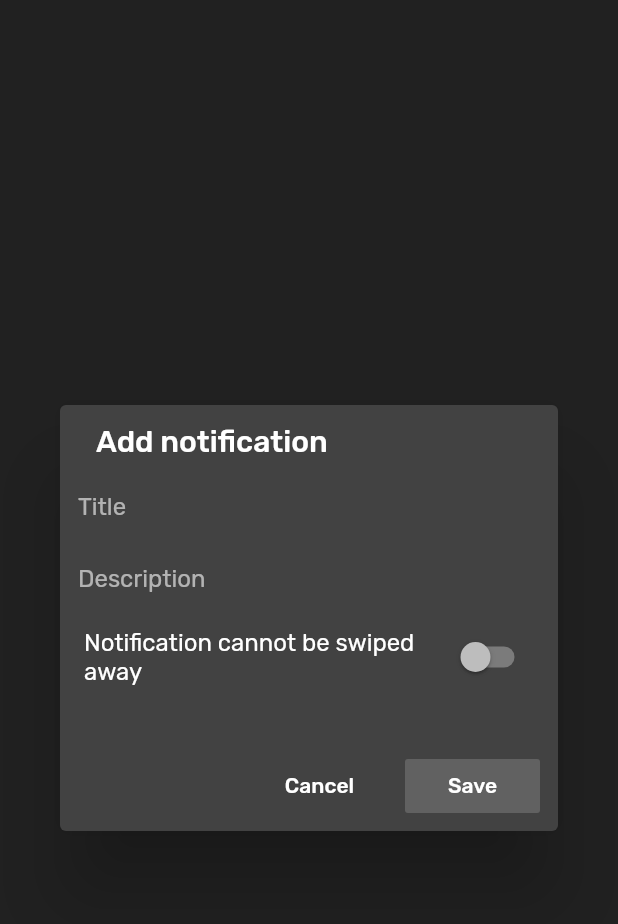
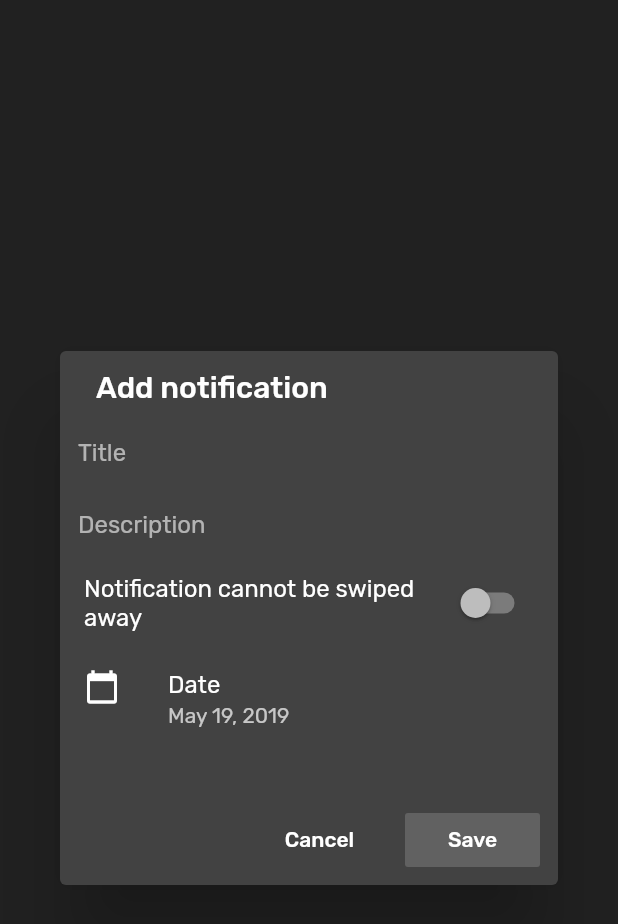
Before and after one commit to probablykasper/notifier, a Flutter app: the NotificationDialog widget shown alone on an empty page, opened directly, on a phone screen of 412 x 824 dp. Shown: the top 924 px of the screen. Run offline on Flutter 3.47's test engine with Material 2 defaults, Android fonts, the phone set to English and light mode, and no system bars; our stand-ins replace shared_preferences; accounts and stored records are empty.

Commit message:
Added date picker

```diff
--- a/lib/models/notification_dialog.dart
+++ b/lib/models/notification_dialog.dart
@@ -5,6 +5,7 @@ class NotificationDialogModel extends Model {
     'title': '',
     'description': '',
     'noSwipeAway': false,
+    'date': DateTime.now().millisecondsSinceEpoch,
   };
   Map<String, Object> initialItem;
 
--- a/lib/pages/list.dart
+++ b/lib/pages/list.dart
@@ -3,6 +3,7 @@ import 'package:flutter/material.dart';
 import 'package:flutter/widgets.dart';
 import 'package:notifier/models/notification_dialog.dart';
 import 'package:scoped_model/scoped_model.dart';
+import 'package:intl/intl.dart';
 import 'package:notifier/globals.dart';
 import 'package:notifier/models/list.dart';
 
@@ -70,7 +71,9 @@ class List extends StatelessWidget {
                     return showDialog(
                       context: context,
                       builder: (BuildContext context) {
-                        return NotificationDialog(mode: 'edit', initialItem: Map<String, dynamic>.from(item));
+                        return NotificationDialog(
+                            mode: 'edit',
+                            initialItem: Map<String, dynamic>.from(item));
                       },
                     );
                   },
@@ -114,6 +117,27 @@ class NotificationDialog extends StatelessWidget {
   final String mode;
 
   NotificationDialog({this.mode, this.initialItem});
+
+  Future<Null> _selectDate(
+      BuildContext context, NotificationDialogModel model) async {
+    final firstDate = DateTime.now().subtract(Duration(days: 1));
+    var initialDate = DateTime.fromMillisecondsSinceEpoch(model.item['date']);
+    if (initialDate.isBefore(firstDate)) {
+      initialDate = firstDate;
+    }
+
+    final DateTime pickedDate = await showDatePicker(
+      context: context,
+      initialDate: initialDate,
+      firstDate: firstDate,
+      lastDate: DateTime(3000),
+    );
+
+    if (pickedDate != null && pickedDate != model.item['date']) {
+      model.item['date'] = pickedDate.millisecondsSinceEpoch;
+      model.rebuild();
+    }
+  }
 
   @override
   Widget build(BuildContext context) {
@@ -207,6 +231,18 @@ class NotificationDialog extends StatelessWidget {
                           model.rebuild();
                         },
                       ),
+                      ListTile(
+                        leading: Icon(Icons.calendar_today),
+                        title: Text('Date'),
+                        subtitle: Text(
+                          DateFormat.yMMMMd().format(DateTime.fromMillisecondsSinceEpoch(model.item['date'])),
+                        ),
+                        onTap: () async {
+                          print('Selecting date');
+                          _selectDate(context, model);
+                          model.rebuild();
+                        },
+                      ),
                     ],
                   ),
                 ),
@@ -236,7 +272,9 @@ class NotificationDialog extends StatelessWidget {
                         if (mode == 'new') {
                           listModel.add(model.item);
                         } else if (mode == 'edit') {
-                          listModel.update(id: model.item['id'], notificationItem: model.item);
+                          listModel.update(
+                              id: model.item['id'],
+                              notificationItem: model.item);
                         }
                       },
                       color: Colors.grey[700],
--- a/pubspec.yaml
+++ b/pubspec.yaml
@@ -20,6 +20,7 @@ dependencies:
   flutter:
     sdk: flutter
   scoped_model: ^1.0.1
+  intl: ^0.15.8
   shared_preferences: ^0.5.2
 
   # The following adds the Cupertino Icons font to your application.
```
Also changed, not shown: pubspec.lock.
